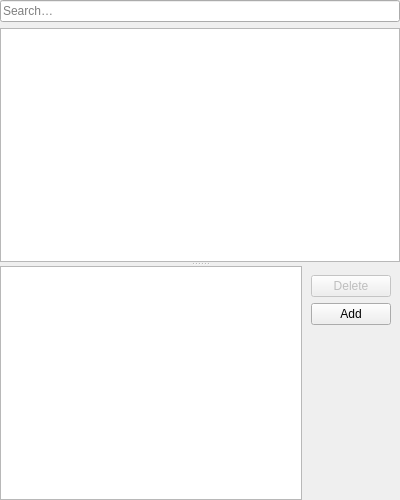
Before: the Qt Designer form src/modules/windows/notes/NotesContentsWidget.ui in OtterBrowser/otter-browser, drawn with Qt 5.
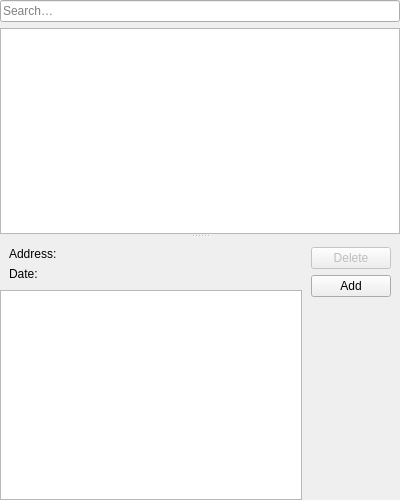
After: the same form once the commit is applied. Custom widgets are drawn as their Qt base class.

Commit message: Show date and address for notes, references #1129

```diff
--- a/src/modules/windows/notes/NotesContentsWidget.ui
+++ b/src/modules/windows/notes/NotesContentsWidget.ui
@@ -82,14 +82,50 @@
         <number>0</number>
        </property>
        <item>
+        <layout class="QVBoxLayout" name="noteLayout">
+         <item>
+          <widget class="QWidget" name="informationWidget" native="true">
+           <property name="sizePolicy">
+            <sizepolicy hsizetype="Preferred" vsizetype="Minimum">
+             <horstretch>0</horstretch>
+             <verstretch>0</verstretch>
+            </sizepolicy>
+           </property>
+           <layout class="QFormLayout" name="formLayout">
+            <item row="0" column="0">
+             <widget class="QLabel" name="addressLabel">
+              <property name="text">
+               <string>Address:</string>
+              </property>
+             </widget>
+            </item>
+            <item row="1" column="0">
+             <widget class="QLabel" name="dateLabel">
+              <property name="text">
+               <string>Date:</string>
+              </property>
+             </widget>
+            </item>
+            <item row="0" column="1">
+             <widget class="Otter::TextLabelWidget" name="addressLabelWidget" native="true"/>
+            </item>
+            <item row="1" column="1">
+             <widget class="Otter::TextLabelWidget" name="dateLabelWidget" native="true"/>
+            </item>
+           </layout>
+          </widget>
+         </item>
+         <item>
         <widget class="QPlainTextEdit" name="textEdit">
          <property name="sizePolicy">
-          <sizepolicy hsizetype="Expanding" vsizetype="Preferred">
+            <sizepolicy hsizetype="Expanding" vsizetype="Expanding">
            <horstretch>0</horstretch>
            <verstretch>0</verstretch>
           </sizepolicy>
          </property>
         </widget>
+         </item>
+        </layout>
        </item>
        <item>
         <widget class="QWidget" name="actionsWidget" native="true">
@@ -139,6 +175,12 @@
    <extends>QTreeView</extends>
    <header>src/ui/ItemViewWidget.h</header>
   </customwidget>
+  <customwidget>
+   <class>Otter::TextLabelWidget</class>
+   <extends>QWidget</extends>
+   <header>src/ui/TextLabelWidget.h</header>
+   <container>1</container>
+  </customwidget>
  </customwidgets>
  <tabstops>
   <tabstop>filterLineEdit</tabstop>
```
Lines whose indentation alone changed are shown as unchanged. The commit also changes 1 other file.
